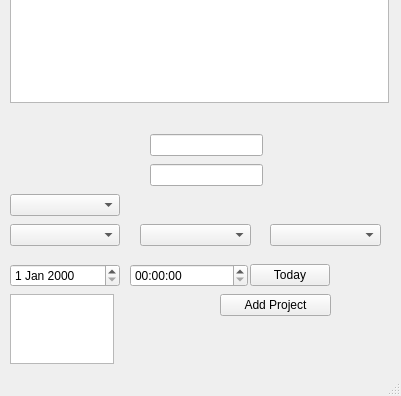
First picture: the form in mainwindow.ui, repository ilukic11/ViaTimeCounter, before the edit; both pictures show x 0 to 401 and y 472 to 868 of the 401 by 868 pixel window.
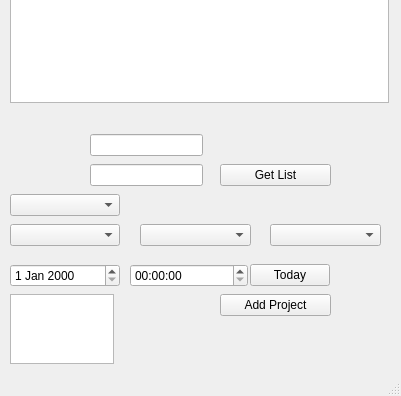
Second picture: the form after the edit.

Diff of the .ui file:
```diff
--- a/mainwindow.ui
+++ b/mainwindow.ui
@@ -181,7 +181,7 @@
    <widget class="QLineEdit" name="m_username">
     <property name="geometry">
      <rect>
-      <x>150</x>
+      <x>90</x>
       <y>570</y>
       <width>113</width>
       <height>22</height>
@@ -191,7 +191,7 @@
    <widget class="QLineEdit" name="m_password">
     <property name="geometry">
      <rect>
-      <x>150</x>
+      <x>90</x>
       <y>600</y>
       <width>113</width>
       <height>22</height>
@@ -232,6 +232,19 @@
      <bool>true</bool>
     </property>
    </widget>
+   <widget class="QPushButton" name="m_pbGetList">
+    <property name="geometry">
+     <rect>
+      <x>220</x>
+      <y>600</y>
+      <width>111</width>
+      <height>22</height>
+     </rect>
+    </property>
+    <property name="text">
+     <string>Get List</string>
+    </property>
+   </widget>
   </widget>
   <widget class="QMenuBar" name="menuBar">
    <property name="geometry">
```
Left out of the diff: 2 changed lines with no effect on the pictures.
